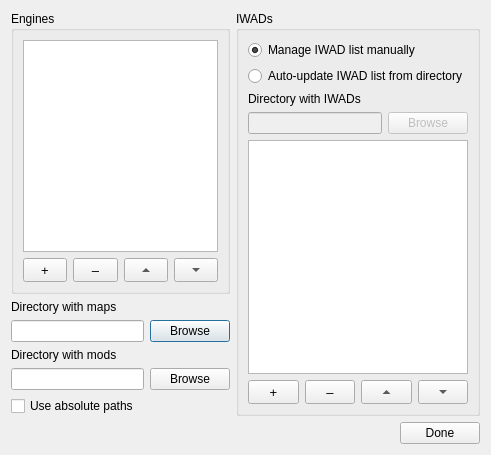
This is Forms/SetupDialog.ui in Youda008/DoomRunner as Qt 5 draws it before an edit. The edited form follows.
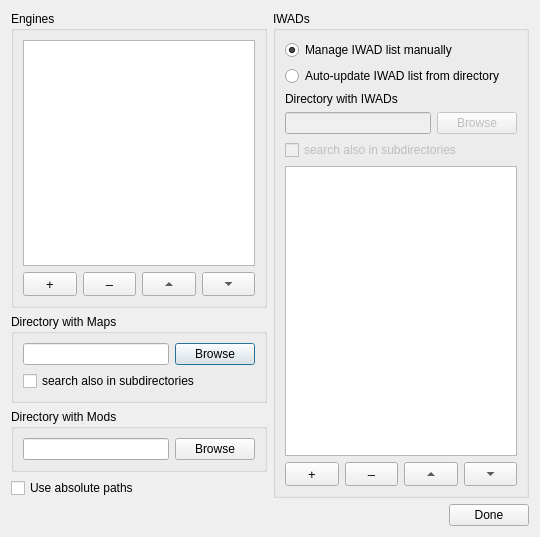
This is the edited form.

Patch:
```diff
--- a/Forms/SetupDialog.ui
+++ b/Forms/SetupDialog.ui
@@ -9,8 +9,8 @@
    <rect>
     <x>0</x>
     <y>0</y>
-    <width>491</width>
-    <height>455</height>
+    <width>540</width>
+    <height>537</height>
    </rect>
   </property>
   <property name="windowTitle">
@@ -146,12 +146,11 @@
         </widget>
        </item>
        <item>
-        <widget class="QLabel" name="mapDirLabel">
-         <property name="text">
-          <string>Directory with maps</string>
+        <widget class="QGroupBox" name="mapDirGrpBox">
+         <property name="title">
+          <string>Directory with Maps</string>
          </property>
-        </widget>
-       </item>
+         <layout class="QVBoxLayout" name="verticalLayout_6">
        <item>
         <layout class="QHBoxLayout" name="horizontalLayout_2">
          <item>
@@ -167,12 +166,21 @@
         </layout>
        </item>
        <item>
-        <widget class="QLabel" name="modDirLabel">
+           <widget class="QCheckBox" name="mapSubdirs">
          <property name="text">
-          <string>Directory with mods</string>
+             <string>search also in subdirectories</string>
          </property>
         </widget>
        </item>
+         </layout>
+        </widget>
+       </item>
+       <item>
+        <widget class="QGroupBox" name="modDirGrpBox">
+         <property name="title">
+          <string>Directory with Mods</string>
+         </property>
+         <layout class="QVBoxLayout" name="verticalLayout_7">
        <item>
         <layout class="QHBoxLayout" name="horizontalLayout_3">
          <item>
@@ -187,6 +195,9 @@
          </item>
         </layout>
        </item>
+         </layout>
+        </widget>
+       </item>
        <item>
         <widget class="QCheckBox" name="absolutePathsChkBox">
          <property name="text">
@@ -252,6 +263,16 @@
             </item>
            </layout>
           </item>
+          <item>
+           <widget class="QCheckBox" name="iwadSubdirs">
+            <property name="enabled">
+             <bool>false</bool>
+            </property>
+            <property name="text">
+             <string>search also in subdirectories</string>
+            </property>
+           </widget>
+          </item>
           <item>
            <widget class="QListView" name="iwadListView">
             <property name="editTriggers">
```
Lines whose indentation alone changed are shown as unchanged.
